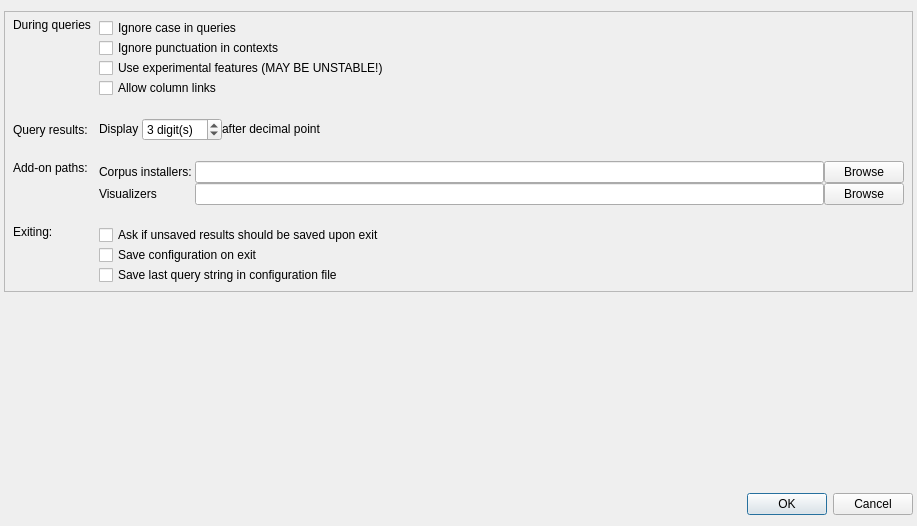
Qt form coquery/gui/settings.ui (gkunter/coquery) before a commit.
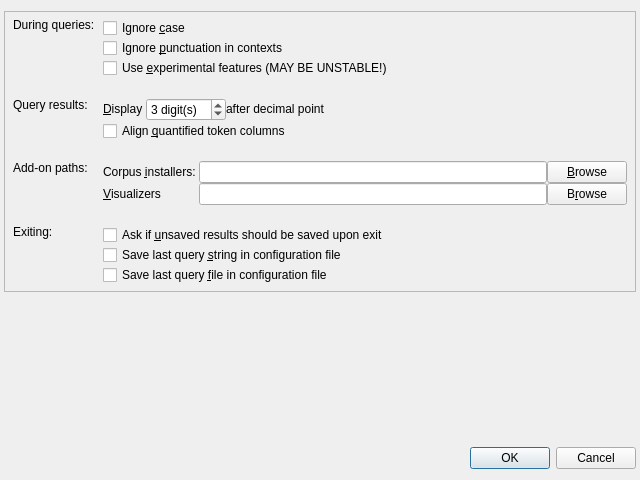
The same form after that commit. Icons and pictures are not drawn.

Commit message: Implement Settings dialog

```diff
--- a/coquery/gui/settings.ui
+++ b/coquery/gui/settings.ui
@@ -6,8 +6,8 @@
    <rect>
     <x>0</x>
     <y>0</y>
-    <width>917</width>
-    <height>526</height>
+    <width>640</width>
+    <height>480</height>
    </rect>
   </property>
   <property name="sizePolicy">
@@ -30,7 +30,7 @@
     <number>4</number>
    </property>
    <item>
-    <widget class="QFrame" name="">
+    <widget class="QFrame" name="frame">
      <property name="sizePolicy">
       <sizepolicy hsizetype="Preferred" vsizetype="Preferred">
        <horstretch>0</horstretch>
@@ -65,23 +65,23 @@
       <item row="4" column="1">
        <layout class="QVBoxLayout" name="verticalLayout_2">
         <item>
-         <widget class="QCheckBox" name="checkBox">
+         <widget class="QCheckBox" name="check_ask_on_quit">
           <property name="text">
-           <string>Ask if unsaved results should be saved upon exit</string>
+           <string>Ask if &amp;unsaved results should be saved upon exit</string>
           </property>
          </widget>
         </item>
         <item>
-         <widget class="QCheckBox" name="checkBox_4">
+         <widget class="QCheckBox" name="check_save_query_string">
           <property name="text">
-           <string>Save configuration on exit</string>
+           <string>Save last query &amp;string in configuration file</string>
           </property>
          </widget>
         </item>
         <item>
-         <widget class="QCheckBox" name="checkBox_5">
+         <widget class="QCheckBox" name="check_save_query_file">
           <property name="text">
-           <string>Save last query string in configuration file</string>
+           <string>Save last query &amp;file in configuration file</string>
           </property>
          </widget>
         </item>
@@ -96,7 +96,7 @@
          </sizepolicy>
         </property>
         <property name="text">
-         <string>During queries</string>
+         <string>During queries:</string>
         </property>
         <property name="alignment">
          <set>Qt::AlignLeading|Qt::AlignLeft|Qt::AlignTop</set>
@@ -106,94 +106,25 @@
       <item row="1" column="1">
        <layout class="QVBoxLayout" name="verticalLayout">
         <item>
-         <widget class="QCheckBox" name="checkBox_6">
+         <widget class="QCheckBox" name="check_ignore_case">
           <property name="text">
-           <string>Ignore case in queries</string>
+           <string>Ignore &amp;case</string>
           </property>
          </widget>
         </item>
         <item>
-         <widget class="QCheckBox" name="checkBox_2">
+         <widget class="QCheckBox" name="check_ignore_punctuation">
           <property name="text">
-           <string>Ignore punctuation in contexts</string>
+           <string>Ignore &amp;punctuation in contexts</string>
           </property>
          </widget>
         </item>
         <item>
-         <widget class="QCheckBox" name="checkBox_3">
+         <widget class="QCheckBox" name="check_experimental">
           <property name="text">
-           <string>Use experimental features (MAY BE UNSTABLE!)</string>
+           <string>Use &amp;experimental features (MAY BE UNSTABLE!)</string>
           </property>
          </widget>
-        </item>
-        <item>
-         <widget class="QCheckBox" name="checkBox_7">
-          <property name="text">
-           <string>Allow column links</string>
-          </property>
-         </widget>
-        </item>
-       </layout>
-      </item>
-      <item row="2" column="1">
-       <layout class="QHBoxLayout" name="horizontalLayout">
-        <property name="spacing">
-         <number>0</number>
-        </property>
-        <item>
-         <widget class="QLabel" name="label">
-          <property name="sizePolicy">
-           <sizepolicy hsizetype="Fixed" vsizetype="Fixed">
-            <horstretch>0</horstretch>
-            <verstretch>0</verstretch>
-           </sizepolicy>
-          </property>
-          <property name="text">
-           <string>Display </string>
-          </property>
-         </widget>
-        </item>
-        <item>
-         <widget class="QSpinBox" name="spin_digits">
-          <property name="sizePolicy">
-           <sizepolicy hsizetype="Fixed" vsizetype="Fixed">
-            <horstretch>0</horstretch>
-            <verstretch>0</verstretch>
-           </sizepolicy>
-          </property>
-          <property name="suffix">
-           <string> digit(s)</string>
-          </property>
-          <property name="value">
-           <number>3</number>
-          </property>
-         </widget>
-        </item>
-        <item>
-         <widget class="QLabel" name="label_3">
-          <property name="sizePolicy">
-           <sizepolicy hsizetype="Fixed" vsizetype="Fixed">
-            <horstretch>0</horstretch>
-            <verstretch>0</verstretch>
-           </sizepolicy>
-          </property>
-          <property name="text">
-           <string>after decimal point</string>
-          </property>
-         </widget>
-        </item>
-        <item>
-         <spacer name="horizontalSpacer">
-          <property name="orientation">
-           <enum>Qt::Horizontal</enum>
-          </property>
-          <property name="sizeHint" stdset="0">
-           <size>
-            <width>40</width>
-            <height>20</height>
-           </size>
-          </property>
-         </spacer>
         </item>
        </layout>
       </item>
@@ -208,7 +139,10 @@
            </sizepolicy>
           </property>
           <property name="text">
-           <string>Corpus installers: </string>
+           <string>Corpus &amp;installers: </string>
+          </property>
+          <property name="buddy">
+           <cstring>edit_installer_path</cstring>
           </property>
          </widget>
         </item>
@@ -221,7 +155,7 @@
            </sizepolicy>
           </property>
           <property name="text">
-           <string>Browse</string>
+           <string>&amp;Browse</string>
           </property>
           <property name="icon">
            <iconset theme="folder">
@@ -234,7 +168,7 @@
          </widget>
         </item>
         <item row="0" column="1">
-         <widget class="QLineEdit" name="lineEdit"/>
+         <widget class="QLineEdit" name="edit_installer_path"/>
         </item>
         <item row="1" column="0">
          <widget class="QLabel" name="label_9">
@@ -245,12 +179,15 @@
            </sizepolicy>
           </property>
           <property name="text">
-           <string>Visualizers </string>
+           <string>&amp;Visualizers </string>
+          </property>
+          <property name="buddy">
+           <cstring>edit_visualizer_path</cstring>
           </property>
          </widget>
         </item>
         <item row="1" column="1">
-         <widget class="QLineEdit" name="lineEdit_3"/>
+         <widget class="QLineEdit" name="edit_visualizer_path"/>
         </item>
         <item row="1" column="2">
          <widget class="QPushButton" name="button_lemma_path_3">
@@ -261,7 +198,7 @@
            </sizepolicy>
           </property>
           <property name="text">
-           <string>Browse</string>
+           <string>B&amp;rowse</string>
           </property>
           <property name="icon">
            <iconset theme="folder">
@@ -287,7 +224,7 @@
          <string>Query results:</string>
         </property>
         <property name="alignment">
-         <set>Qt::AlignLeading|Qt::AlignLeft|Qt::AlignVCenter</set>
+         <set>Qt::AlignLeading|Qt::AlignLeft|Qt::AlignTop</set>
         </property>
        </widget>
       </item>
@@ -323,6 +260,82 @@
         </property>
        </widget>
       </item>
+      <item row="2" column="1">
+       <layout class="QVBoxLayout" name="verticalLayout_4">
+        <item>
+         <layout class="QHBoxLayout" name="horizontalLayout">
+          <property name="spacing">
+           <number>0</number>
+          </property>
+          <item>
+           <widget class="QLabel" name="label">
+            <property name="sizePolicy">
+             <sizepolicy hsizetype="Fixed" vsizetype="Fixed">
+              <horstretch>0</horstretch>
+              <verstretch>0</verstretch>
+             </sizepolicy>
+            </property>
+            <property name="text">
+             <string>&amp;Display </string>
+            </property>
+            <property name="buddy">
+             <cstring>spin_digits</cstring>
+            </property>
+           </widget>
+          </item>
+          <item>
+           <widget class="QSpinBox" name="spin_digits">
+            <property name="sizePolicy">
+             <sizepolicy hsizetype="Fixed" vsizetype="Fixed">
+              <horstretch>0</horstretch>
+              <verstretch>0</verstretch>
+             </sizepolicy>
+            </property>
+            <property name="suffix">
+             <string> digit(s)</string>
+            </property>
+            <property name="value">
+             <number>3</number>
+            </property>
+           </widget>
+          </item>
+          <item>
+           <widget class="QLabel" name="label_3">
+            <property name="sizePolicy">
+             <sizepolicy hsizetype="Fixed" vsizetype="Fixed">
+              <horstretch>0</horstretch>
+              <verstretch>0</verstretch>
+             </sizepolicy>
+            </property>
+            <property name="text">
+             <string>after decimal point</string>
+            </property>
+           </widget>
+          </item>
+          <item>
+           <spacer name="horizontalSpacer">
+            <property name="orientation">
+             <enum>Qt::Horizontal</enum>
+            </property>
+            <property name="sizeHint" stdset="0">
+             <size>
+              <width>40</width>
+              <height>20</height>
+             </size>
+            </property>
+           </spacer>
+          </item>
+         </layout>
+        </item>
+        <item>
+         <widget class="QCheckBox" name="check_align_quantified_tokens">
+          <property name="text">
+           <string>Align &amp;quantified token columns</string>
+          </property>
+         </widget>
+        </item>
+       </layout>
+      </item>
      </layout>
     </widget>
    </item>
```
The commit also changes 2 other files.
